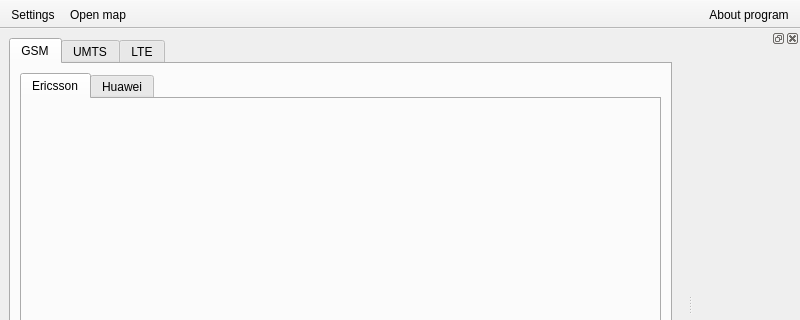
First picture: the form in src/mainwindow.ui, repository SSemenkin/AlarmBox, before the edit; both pictures show x 0 to 800 and y 0 to 320 of the 800 by 600 pixel window.
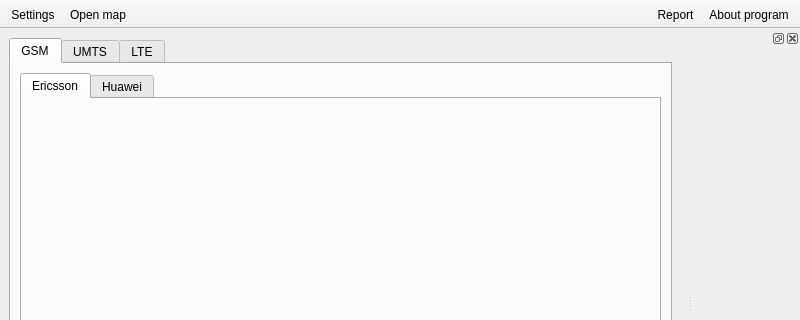
Second picture: the form after the edit. Icons and pictures are not drawn. Custom widgets are drawn as their Qt base class.

```diff
--- a/src/mainwindow.ui
+++ b/src/mainwindow.ui
@@ -195,6 +195,7 @@
     <bool>false</bool>
    </attribute>
    <addaction name="actionAbout_program"/>
+   <addaction name="actionReport"/>
   </widget>
   <widget class="QDockWidget" name="dockWidget">
    <property name="enabled">
@@ -247,6 +248,15 @@
     <string>Open map</string>
    </property>
   </action>
+  <action name="actionReport">
+   <property name="icon">
+    <iconset resource="r.qrc">
+     <normaloff>:/icons/report.png</normaloff>:/icons/report.png</iconset>
+   </property>
+   <property name="text">
+    <string>Report</string>
+   </property>
+  </action>
  </widget>
  <customwidgets>
   <customwidget>
```
